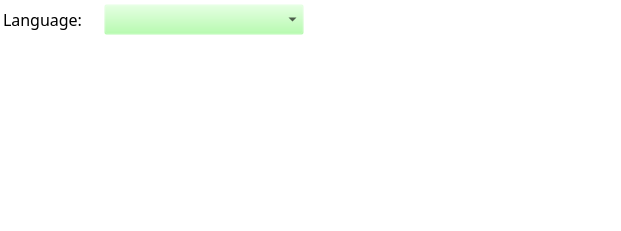
The window that src/ui/roapagewelcome.ui (Lerentis/ROAI) describes before a commit, drawn with Qt 5.
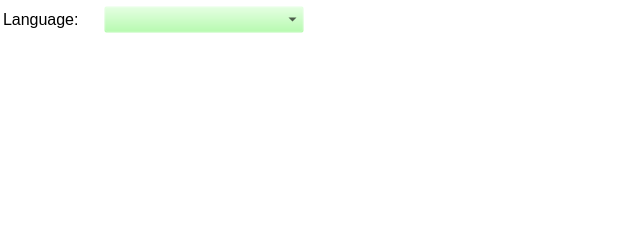
The same window after the commit.

Diff of the .ui file:
```diff
--- a/src/ui/roapagewelcome.ui
+++ b/src/ui/roapagewelcome.ui
@@ -27,7 +27,7 @@
   </property>
   <property name="styleSheet">
    <string notr="true">background-color: rgba(162, 255, 152, 0%);
-</string>
+color: rgb(0, 0, 0);</string>
   </property>
   <widget class="QWidget" name="horizontalLayoutWidget_2">
    <property name="geometry">
@@ -38,6 +38,11 @@
      <height>31</height>
     </rect>
    </property>
+   <property name="font">
+    <font>
+     <family>Ubuntu</family>
+    </font>
+   </property>
    <layout class="QHBoxLayout" name="hlLanguage">
     <property name="sizeConstraint">
      <enum>QLayout::SetNoConstraint</enum>
@@ -46,7 +51,7 @@
      <widget class="QLabel" name="qlLanguage">
       <property name="font">
        <font>
-        <family>Modern Antiqua</family>
+        <family>Ubuntu</family>
         <pointsize>12</pointsize>
         <stylestrategy>PreferAntialias</stylestrategy>
         <kerning>false</kerning>
@@ -67,7 +72,7 @@
       </property>
       <property name="font">
        <font>
-        <family>Modern Antiqua</family>
+        <family>Ubuntu</family>
         <pointsize>12</pointsize>
         <stylestrategy>PreferAntialias</stylestrategy>
         <kerning>false</kerning>
```
